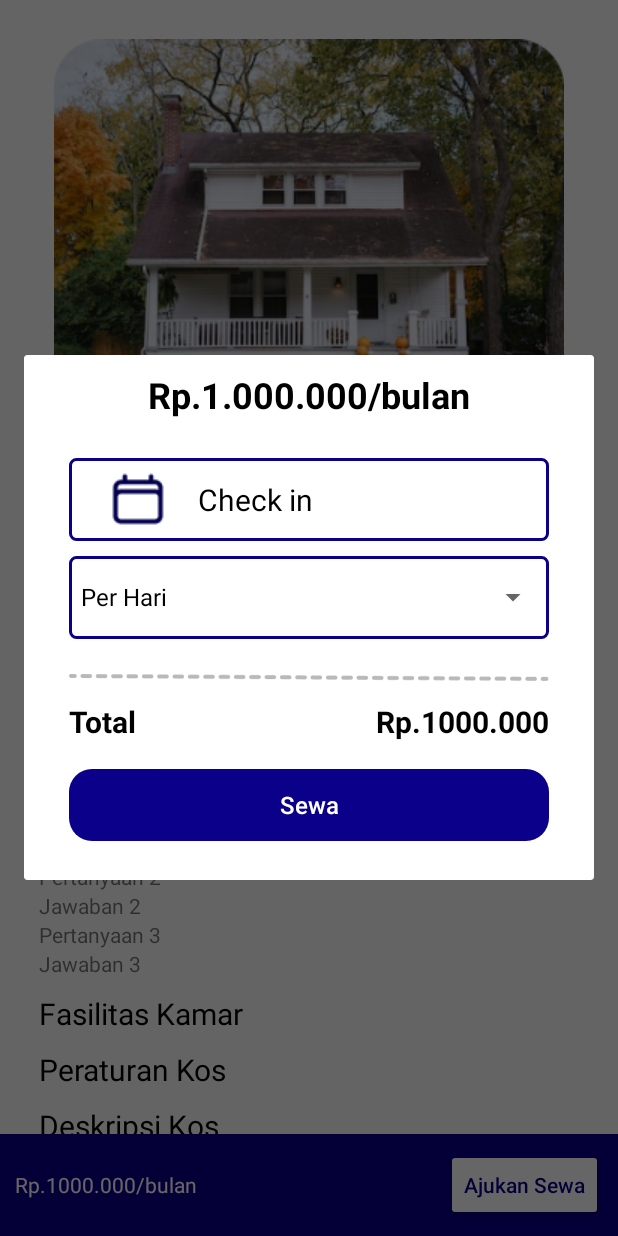
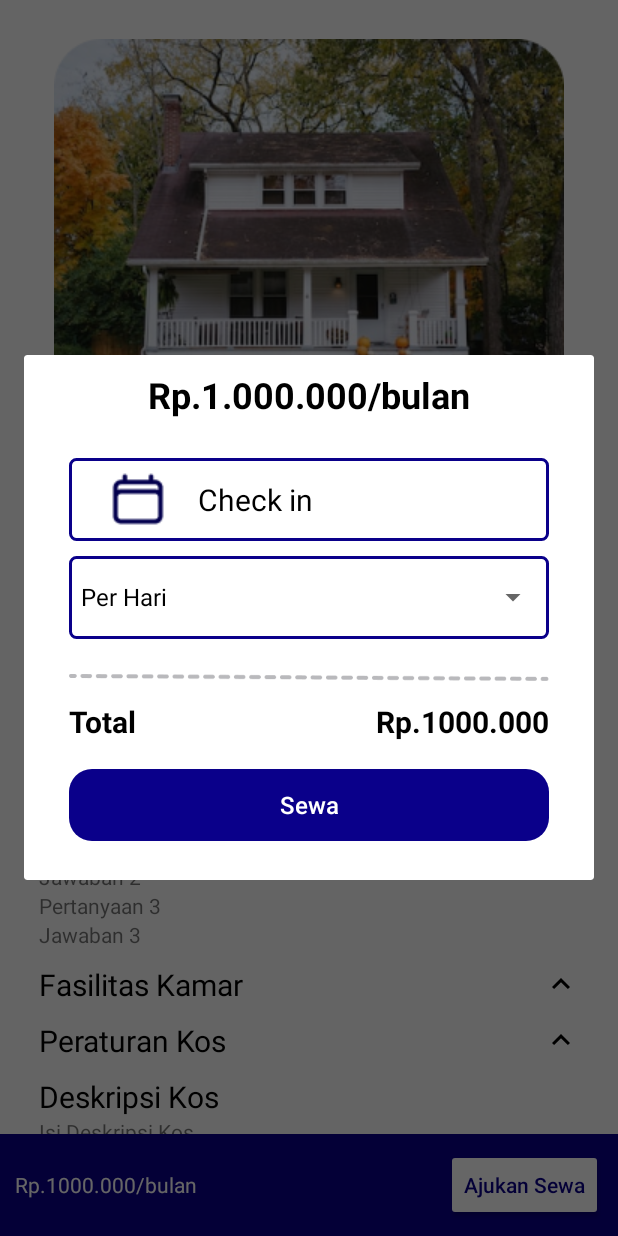
Before and after one commit to synrgy-tim-d/android-mobile-app, an Android app: the DetailActivity screen opened directly, with no data from a screen before it, after a tap on "Ajukan Sewa", on a phone screen of 412 x 824 dp. Run offline under Robolectric (Android 15) with nearby library versions, the phone set to English and light mode, and no system bars; our stand-ins replace Picasso, sdp/ssp sizes; pictures from the network do not load; 17 statements that could not run were skipped; 2 other taps on this screen came first.

Commit message:
edit facility

```diff
--- a/app/src/main/java/com/rivvana/naqos_app/auth/app/ApiService.kt
+++ b/app/src/main/java/com/rivvana/naqos_app/auth/app/ApiService.kt
@@ -1,6 +1,7 @@
 package com.rivvana.naqos_app.auth.app
 
 import com.rivvana.naqos_app.auth.model.*
+import com.rivvana.naqos_app.auth.model.statuswishlist.Status
 import com.rivvana.naqos_app.auth.model.wishlist.WishlistRespons
 import com.rivvana.naqos_app.model.AllDataCity
 import com.rivvana.naqos_app.model.ProdukKos
@@ -36,8 +37,11 @@ interface ApiService {
     @POST("wishlists/add")
     fun addWishlist(@Body addWishlist: WishlistReq, @Header("Authorization") token: String): Call<WishlistResponse>
 
-    @GET("wishlists/status")
-    fun checkStatusWishlist(@Query("kostId") kostId : String, @Header("Authorization") token: String): Call<com.rivvana.naqos_app.auth.model.statuswishlist.Data>
+    @GET("wishlists/status?")
+    fun checkStatusWishlist(
+        @Query("kostId") kostId : String,
+        @Header("Authorization") token: String
+    ):Call<Status>
 
     @GET("wishlists/get")
     fun getWishlist(@Header("Authorization") token: String):Call<WishlistRespons>
--- /dev/null
+++ b/app/src/main/res/drawable/baseline_keyboard_arrow_down_24.xml
@@ -0,0 +1,5 @@
+<vector android:height="24dp" android:tint="#000000"
+    android:viewportHeight="24" android:viewportWidth="24"
+    android:width="24dp" xmlns:android="http://schemas.android.com/apk/res/android">
+    <path android:fillColor="@android:color/white" android:pathData="M7.41,8.59L12,13.17l4.59,-4.58L18,10l-6,6 -6,-6 1.41,-1.41z"/>
+</vector>
--- /dev/null
+++ b/app/src/main/res/drawable/baseline_keyboard_arrow_up_24.xml
@@ -0,0 +1,5 @@
+<vector android:height="24dp" android:tint="#000000"
+    android:viewportHeight="24" android:viewportWidth="24"
+    android:width="24dp" xmlns:android="http://schemas.android.com/apk/res/android">
+    <path android:fillColor="@android:color/white" android:pathData="M7.41,15.41L12,10.83l4.59,4.58L18,14l-6,-6 -6,6z"/>
+</vector>
--- a/app/src/main/res/layout/activity_detail.xml
+++ b/app/src/main/res/layout/activity_detail.xml
@@ -144,13 +144,14 @@
                         android:layout_height="wrap_content"/>
 
                     <Button
+                        android:layout_marginTop="5dp"
                         android:drawablePadding="2dp"
                         android:drawableStart="@drawable/ic_baseline_call_24"
                         android:padding="5dp"
                         android:background="@drawable/bg_button_outline_blue_rounded"
                         android:id="@+id/btn_wa"
                         android:layout_width="wrap_content"
-                        android:layout_height="45dp"
+                        android:layout_height="40dp"
                         android:text="0812-3456-7891"/>
 
                 </LinearLayout>
@@ -163,7 +164,8 @@
                 android:textSize="20dp"
                 android:layout_width="match_parent"
                 android:layout_height="wrap_content"
-                android:text="FAQ"/>
+                android:text="FAQ"
+                android:drawableRight="@drawable/baseline_keyboard_arrow_up_24"/>
             <TextView
                 android:id="@+id/tv_q1"
                 android:layout_width="wrap_content"
@@ -194,25 +196,30 @@
                 android:layout_width="wrap_content"
                 android:layout_height="wrap_content"
                 android:text="Jawaban 3"/>
+
             <TextView
                 android:textColor="@color/black"
                 android:layout_marginTop="10dp"
                 android:textSize="20dp"
-                android:layout_width="wrap_content"
+                android:drawableRight="@drawable/baseline_keyboard_arrow_up_24"
+                android:layout_width="match_parent"
                 android:layout_height="wrap_content"
                 android:text="Fasilitas Kamar"/>
+
             <androidx.recyclerview.widget.RecyclerView
                 android:id="@+id/rv_fasilitas_kamar"
                 android:layout_width="match_parent"
                 android:layout_height="wrap_content"/>
 
             <TextView
+                android:drawableRight="@drawable/baseline_keyboard_arrow_up_24"
                 android:textColor="@color/black"
                 android:layout_marginTop="10dp"
                 android:textSize="20dp"
-                android:layout_width="wrap_content"
+                android:layout_width="match_parent"
                 android:layout_height="wrap_content"
                 android:text="Peraturan Kos"/>
+
             <androidx.recyclerview.widget.RecyclerView
                 android:id="@+id/rv_peraturan_kos"
                 android:layout_width="match_parent"
@@ -242,19 +249,6 @@
                 android:id="@+id/rv_review"
                 android:layout_width="match_parent"
                 android:layout_height="wrap_content"/>
-            <TextView
-                android:textColor="@color/black"
-                android:layout_marginTop="10dp"
-                android:id="@+id/tv_tipe_lain"
-                android:textSize="20dp"
-                android:layout_width="wrap_content"
-                android:layout_height="wrap_content"
-                android:text="Tipe Kamar Lain dari Kos ini"/>
-            <androidx.recyclerview.widget.RecyclerView
-                android:id="@+id/rv_tipe_lain"
-                android:layout_width="match_parent"
-                android:layout_height="wrap_content"/>
-
         </LinearLayout>
     </ScrollView>
 
```
Also changed, not shown: app/src/main/java/com/rivvana/naqos_app/auth/view/DetailActivity.kt (+39 -19 lines), app/src/main/java/com/rivvana/naqos_app/model/Data.kt (+7 -1 lines), app/src/main/res/layout/item_fasilitas.xml (+117 -15 lines).
